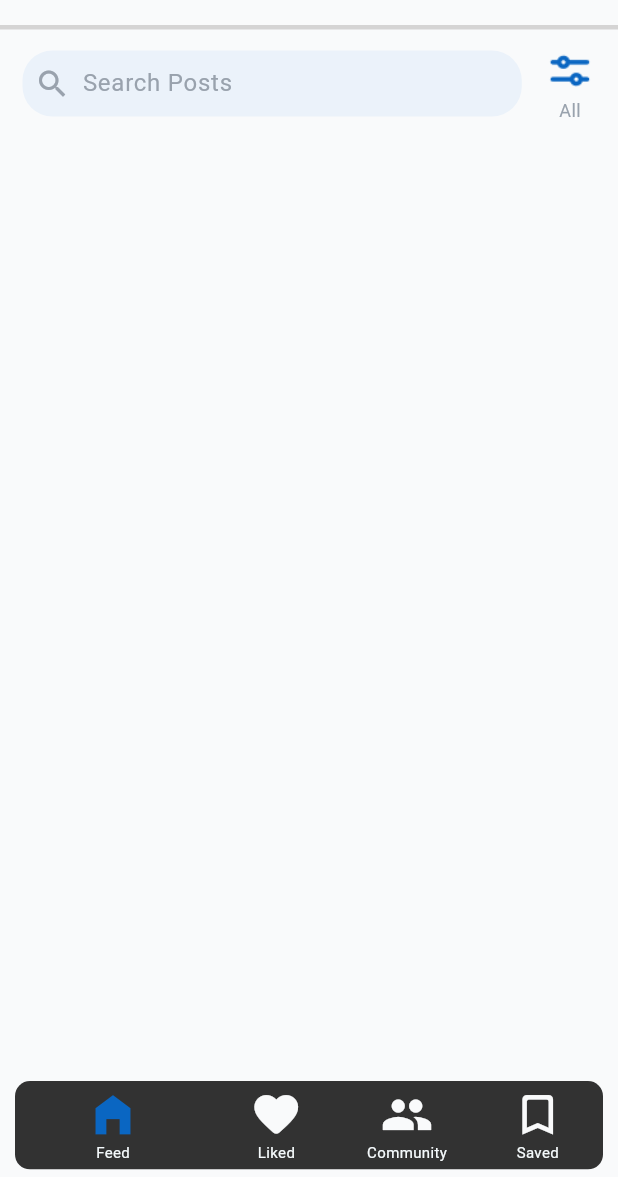
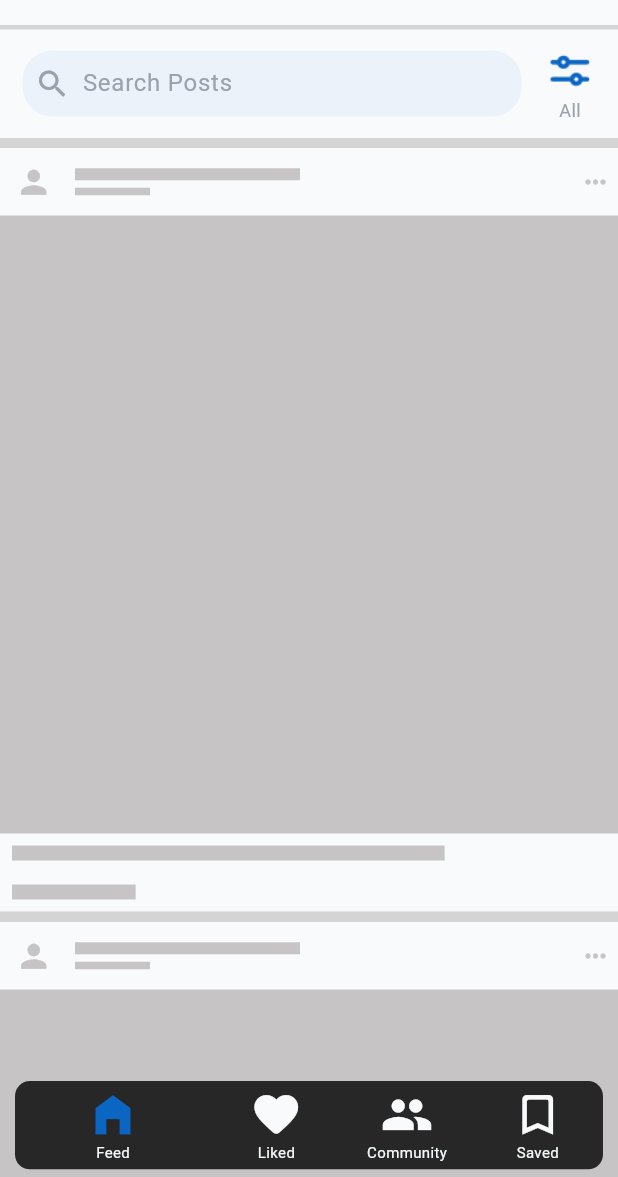
Before and after one commit to vedasjad/Employee-Forums, a Flutter app: the screen it shows after launch, on a phone screen of 412 x 824 dp, the part 59-1236 px from its top. Run offline on Flutter 3.47's test engine with Material 2 defaults, Android fonts, the light colour scheme and no system bars; our stand-ins replace hive, hive_flutter; accounts and stored records are empty; network calls fail.

Commit message:
Added Loader on FeedScreen

```diff
--- a/lib/features/feed/screens/feed_screen.dart
+++ b/lib/features/feed/screens/feed_screen.dart
@@ -43,6 +43,7 @@ class _FeedScreenState extends State<FeedScreen> {
     final String selectedCategory =
         context.watch<FeedProvider>().selectedCategory;
     final screenHeight = MediaQuery.of(context).size.height;
+    final screenWidth = MediaQuery.of(context).size.width;
     return SizedBox(
       height: screenHeight,
       child: Column(
@@ -63,7 +64,27 @@ class _FeedScreenState extends State<FeedScreen> {
                 Expanded(
                   child: PostsSearchBar(),
                 ),
-                GestureDetector(
+                selectedCategoryPosts.isEmpty
+                    ? Padding(
+                        padding: const EdgeInsets.only(left: 15),
+                        child: Column(
+                          children: [
+                            Image.asset(
+                              "assets/icons/filter.png",
+                              height: 35,
+                            ),
+                            Text(
+                              selectedCategory,
+                              overflow: TextOverflow.ellipsis,
+                              style: const TextStyle(
+                                color: AppColors.charcoalGrey,
+                                fontSize: 12,
+                              ),
+                            ),
+                          ],
+                        ),
+                      )
+                    : GestureDetector(
                         onTap: () {
                           showModalBottomSheet(
                             context: context,
@@ -95,12 +116,111 @@ class _FeedScreenState extends State<FeedScreen> {
               ],
             ),
           ),
-          Expanded(
+          selectedCategoryPosts.isEmpty
+              ? Expanded(
+                  child: ListView.builder(
+                    physics: const NeverScrollableScrollPhysics(),
+                    itemCount: 2,
+                    itemBuilder: (context, index) {
+                      return Container(
+                        decoration: BoxDecoration(
+                          border: Border(
+                            top: BorderSide(
+                              color: AppColors.grey.withOpacity(0.7),
+                              width: 7,
+                            ),
+                          ),
+                        ),
+                        child: Column(
+                          children: [
+                            Padding(
+                              padding: const EdgeInsets.all(5),
+                              child: Row(
+                                mainAxisAlignment:
+                                    MainAxisAlignment.spaceBetween,
+                                children: [
+                                  Row(
+                                    children: [
+                                      const Padding(
+                                        padding: EdgeInsets.all(5),
+                                        child: Icon(
+                                          Icons.person,
+                                          color: AppColors.grey,
+                                          size: 25,
+                                        ),
+                                      ),
+                                      Padding(
+                                        padding: const EdgeInsets.symmetric(
+                                            horizontal: 10),
+                                        child: Column(
+                                          crossAxisAlignment:
+                                              CrossAxisAlignment.start,
+                                          children: [
+                                            Container(
+                                              width: 150,
+                                              height: 8,
+                                              color: AppColors.grey,
+                                            ),
+                                            Container(
+                                              margin:
+                                                  const EdgeInsets.only(top: 5),
+                                              width: 50,
+                                              height: 5,
+                                              color: AppColors.grey,
+                                            ),
+                                          ],
+                                        ),
+                                      ),
+                                    ],
+                                  ),
+                                  const Icon(
+                                    Icons.more_horiz_rounded,
+                                    color: AppColors.grey,
+                                    size: 20,
+                                  ),
+                                ],
+                              ),
+                            ),
+                            Container(
+                              height: screenWidth,
+                              width: screenWidth,
+                              color: AppColors.grey,
+                            ),
+                            Row(
+                              mainAxisAlignment: MainAxisAlignment.start,
+                              children: [
+                                Container(
+                                  margin: const EdgeInsets.all(8),
+                                  height: 10,
+                                  width: screenWidth * 0.7,
+                                  color: AppColors.grey,
+                                ),
+                              ],
+                            ),
+                            Row(
+                              mainAxisAlignment: MainAxisAlignment.start,
+                              children: [
+                                Container(
+                                  margin: const EdgeInsets.all(8),
+                                  height: 10,
+                                  width: screenWidth * 0.2,
+                                  color: AppColors.grey,
+                                ),
+                              ],
+                            ),
+                          ],
+                        ),
+                      );
+                    },
+                  ),
+                )
+              : Expanded(
                   child: ListView.builder(
                     controller: postsScrollController,
                     itemCount: selectedCategoryPosts.length,
                     itemBuilder: (context, index) {
-                int postIndex = posts.indexOf(selectedCategoryPosts[index]);
+                      int postIndex =
+                          posts.indexOf(selectedCategoryPosts[index]);
                       return PostWidget(index: postIndex);
                     },
                   ),
```
Lines whose indentation alone changed are shown as unchanged.
